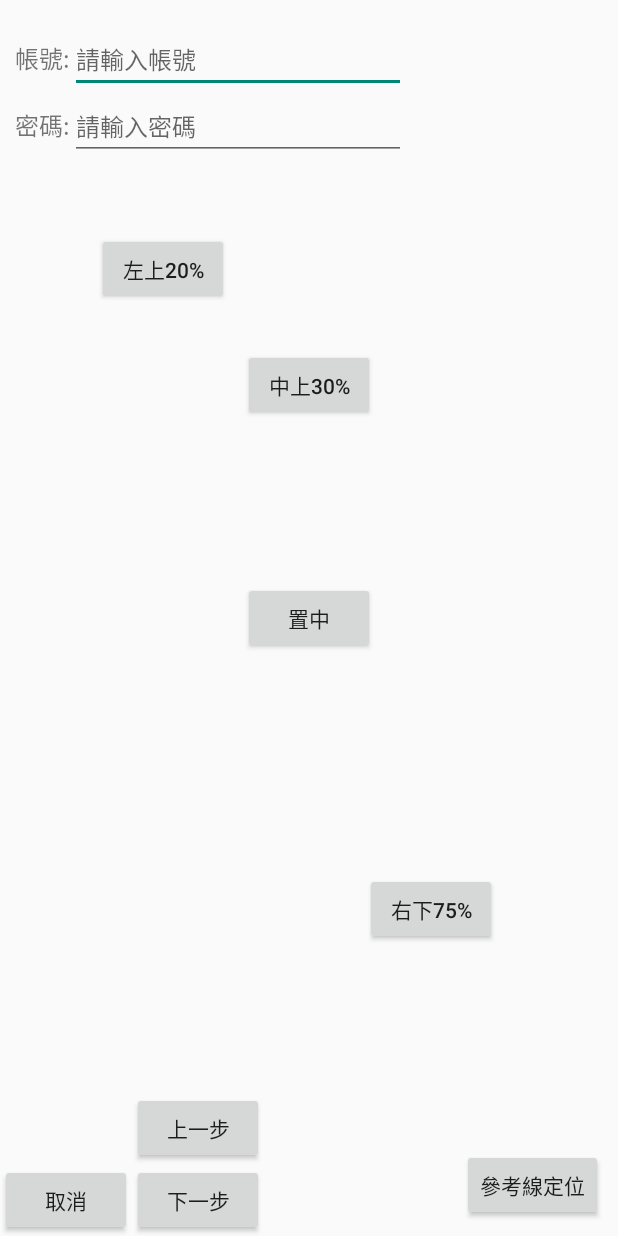
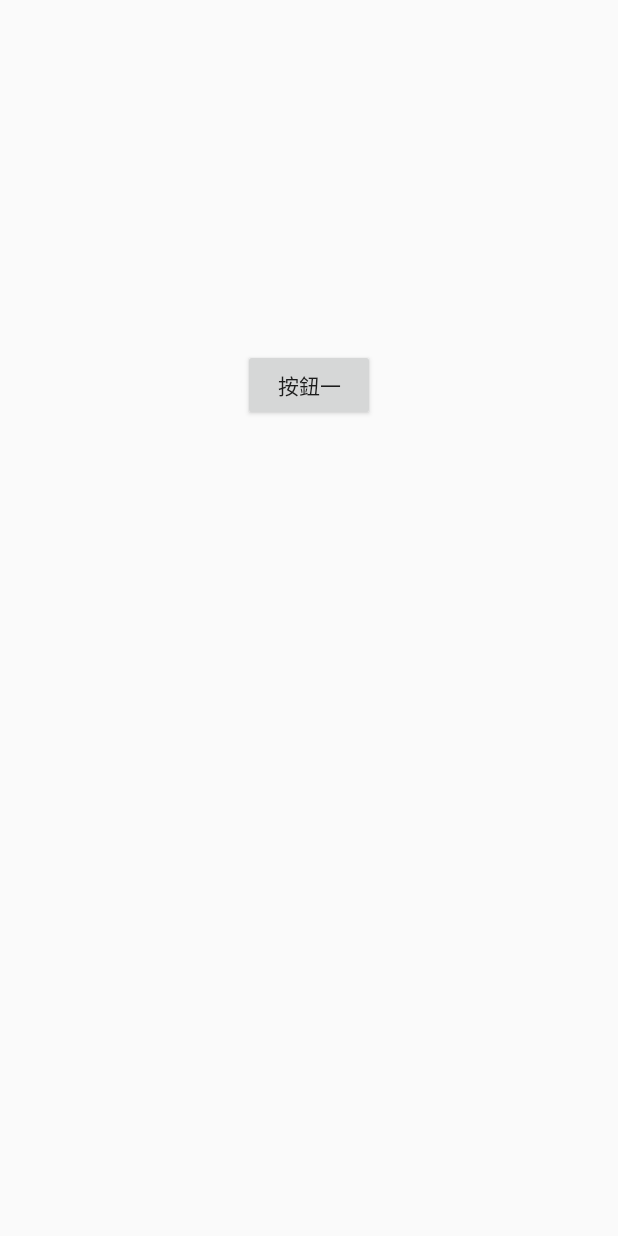
Before and after one commit to cv33301/APP-, an Android app: the screen it shows after launch (MainActivity before the commit, Activity_Button_Java after it), on a phone screen of 412 x 824 dp. Run offline under Robolectric (Android 15) with nearby library versions, the phone set to English and light mode, and no system bars.

Commit message:
no message

```diff
--- a/app/src/main/AndroidManifest.xml
+++ b/app/src/main/AndroidManifest.xml
@@ -14,6 +14,9 @@
         tools:targetApi="31">
         <activity
             android:name=".MainActivity"
+            android:exported="false" />
+        <activity
+            android:name=".Activity_Button_Java"
             android:exported="true">
             <intent-filter>
                 <action android:name="android.intent.action.MAIN" />
--- /dev/null
+++ b/app/src/main/java/com/example/application1/Activity_Button_Java.java
@@ -0,0 +1,39 @@
+package com.example.application1;
+
+import android.os.Bundle;
+import android.view.View;
+import android.widget.Button;
+
+import androidx.activity.EdgeToEdge;
+import androidx.appcompat.app.AppCompatActivity;
+import androidx.core.graphics.Insets;
+import androidx.core.view.ViewCompat;
+import androidx.core.view.WindowInsetsCompat;
+
+public class Activity_Button_Java extends AppCompatActivity {
+
+    Button btn_01;
+    int i = 0;
+
+    @Override
+    protected void onCreate(Bundle savedInstanceState) {
+        super.onCreate(savedInstanceState);
+        EdgeToEdge.enable(this);
+        setContentView(R.layout.activity_button_java);
+//        ViewCompat.setOnApplyWindowInsetsListener(findViewById(R.id.main), (v, insets) -> {
+//            Insets systemBars = insets.getInsets(WindowInsetsCompat.Type.systemBars());
+//            v.setPadding(systemBars.left, systemBars.top, systemBars.right, systemBars.bottom);
+//            return insets;
+//        });
+
+        btn_01 = findViewById(R.id.button_01);
+
+        btn_01.setOnClickListener(new View.OnClickListener(){
+            @Override
+            public  void  onClick(View v) {
+                i = i + 1;
+                btn_01.setText("已按下按鈕"+i+"次");
+            }
+        });
+    }
+}
--- /dev/null
+++ b/app/src/main/res/layout/activity_button_java.xml
@@ -0,0 +1,20 @@
+<?xml version="1.0" encoding="utf-8"?>
+<androidx.constraintlayout.widget.ConstraintLayout
+    xmlns:android="http://schemas.android.com/apk/res/android"
+    xmlns:app="http://schemas.android.com/apk/res-auto"
+    android:id="@+id/main"
+    android:layout_width="match_parent"
+    android:layout_height="match_parent">
+
+    <Button
+        android:layout_width="wrap_content"
+        android:layout_height="wrap_content"
+        android:text="按鈕一"
+        android:id="@+id/button_01"
+        app:layout_constraintTop_toTopOf="parent"
+        app:layout_constraintLeft_toLeftOf="parent"
+        app:layout_constraintRight_toRightOf="parent"
+        app:layout_constraintBottom_toBottomOf="parent"
+        app:layout_constraintVertical_bias="0.3"/>
+
+</androidx.constraintlayout.widget.ConstraintLayout>
--- a/app/src/main/res/layout/activity_constraintlayout.xml
+++ b/app/src/main/res/layout/activity_constraintlayout.xml
@@ -168,7 +168,7 @@
         android:text=""
         android:hint="請輸入密碼"
         android:textSize="16dp"
-        android:password="true"
+        android:inputType="textPassword"
         android:ems="12"
 
         app:layout_constraintTop_toBottomOf="@id/edittext_id"
```
